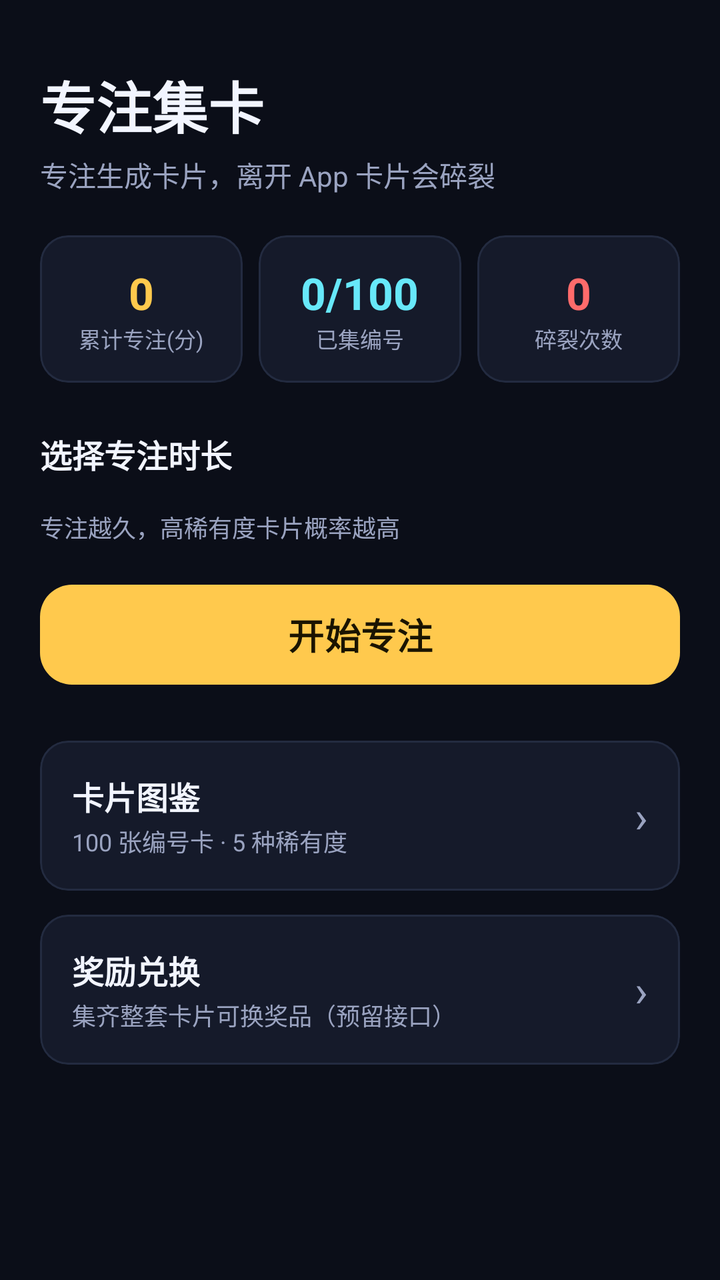
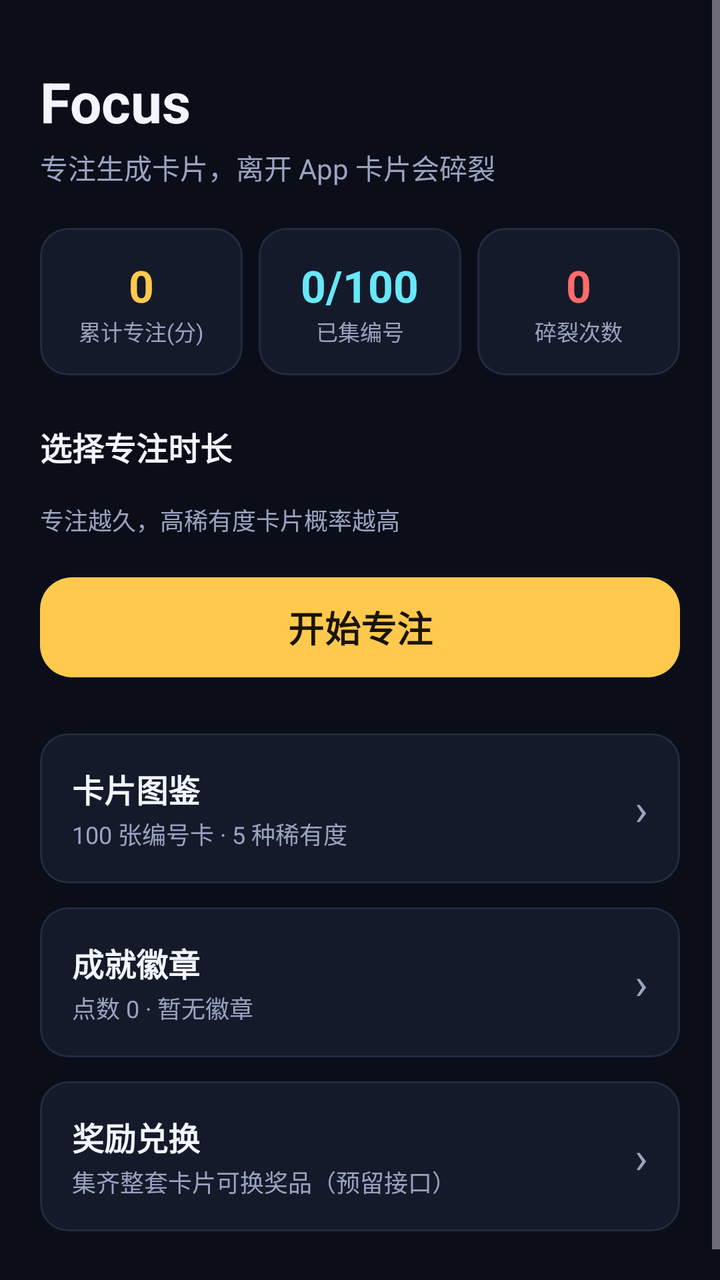

Before-and-after screenshots of an Android layout around one commit, followed by the original layout XML and the change that was made.
<!-- AndroidManifest.xml: application theme Theme.Focus -->
<!-- res/layout/activity_main.xml -->
<?xml version="1.0" encoding="utf-8"?>
<ScrollView xmlns:android="http://schemas.android.com/apk/res/android"
    xmlns:app="http://schemas.android.com/apk/res-auto"
    android:layout_width="match_parent"
    android:layout_height="match_parent"
    android:fillViewport="true"
    android:background="@color/background">

    <LinearLayout
        android:layout_width="match_parent"
        android:layout_height="wrap_content"
        android:orientation="vertical"
        android:padding="20dp">

        <TextView
            android:layout_width="wrap_content"
            android:layout_height="wrap_content"
            android:layout_marginTop="12dp"
            android:text="专注集卡"
            android:textColor="@color/textPrimary"
            android:textSize="28sp"
            android:textStyle="bold" />

        <TextView
            android:layout_width="wrap_content"
            android:layout_height="wrap_content"
            android:layout_marginTop="4dp"
            android:text="专注生成卡片，离开 App 卡片会碎裂"
            android:textColor="@color/textSecondary"
            android:textSize="14sp" />

        
        <LinearLayout
            android:layout_width="match_parent"
            android:layout_height="wrap_content"
            android:layout_marginTop="20dp"
            android:orientation="horizontal">

            <com.google.android.material.card.MaterialCardView
                android:layout_width="0dp"
                android:layout_height="wrap_content"
                android:layout_weight="1"
                android:layout_marginEnd="8dp"
                app:cardBackgroundColor="@color/surface"
                app:cardCornerRadius="14dp"
                app:cardElevation="0dp"
                app:strokeColor="@color/track"
                app:strokeWidth="1dp">

                <LinearLayout
                    android:layout_width="match_parent"
                    android:layout_height="wrap_content"
                    android:gravity="center"
                    android:orientation="vertical"
                    android:padding="14dp">

                    <TextView
                        android:id="@+id/statMinutes"
                        android:layout_width="wrap_content"
                        android:layout_height="wrap_content"
                        android:text="0"
                        android:textColor="@color/primary"
                        android:textSize="22sp"
                        android:textStyle="bold" />

                    <TextView
                        android:layout_width="wrap_content"
                        android:layout_height="wrap_content"
                        android:text="累计专注(分)"
                        android:textColor="@color/textSecondary"
                        android:textSize="11sp" />
                </LinearLayout>
            </com.google.android.material.card.MaterialCardView>

            <com.google.android.material.card.MaterialCardView
                android:layout_width="0dp"
                android:layout_height="wrap_content"
                android:layout_weight="1"
                android:layout_marginEnd="8dp"
                app:cardBackgroundColor="@color/surface"
                app:cardCornerRadius="14dp"
                app:cardElevation="0dp"
                app:strokeColor="@color/track"
                app:strokeWidth="1dp">

                <LinearLayout
                    android:layout_width="match_parent"
                    android:layout_height="wrap_content"
                    android:gravity="center"
                    android:orientation="vertical"
                    android:padding="14dp">

                    <TextView
                        android:id="@+id/statCollected"
                        android:layout_width="wrap_content"
                        android:layout_height="wrap_content"
                        android:text="0/100"
                        android:textColor="@color/secondary"
                        android:textSize="22sp"
                        android:textStyle="bold" />

                    <TextView
                        android:layout_width="wrap_content"
                        android:layout_height="wrap_content"
                        android:text="已集编号"
                        android:textColor="@color/textSecondary"
                        android:textSize="11sp" />
                </LinearLayout>
            </com.google.android.material.card.MaterialCardView>

            <com.google.android.material.card.MaterialCardView
                android:layout_width="0dp"
                android:layout_height="wrap_content"
                android:layout_weight="1"
                app:cardBackgroundColor="@color/surface"
                app:cardCornerRadius="14dp"
                app:cardElevation="0dp"
                app:strokeColor="@color/track"
                app:strokeWidth="1dp">

                <LinearLayout
                    android:layout_width="match_parent"
                    android:layout_height="wrap_content"
                    android:gravity="center"
                    android:orientation="vertical"
                    android:padding="14dp">

                    <TextView
                        android:id="@+id/statCracked"
                        android:layout_width="wrap_content"
                        android:layout_height="wrap_content"
                        android:text="0"
                        android:textColor="@color/danger"
                        android:textSize="22sp"
                        android:textStyle="bold" />

                    <TextView
                        android:layout_width="wrap_content"
                        android:layout_height="wrap_content"
                        android:text="碎裂次数"
                        android:textColor="@color/textSecondary"
                        android:textSize="11sp" />
                </LinearLayout>
            </com.google.android.material.card.MaterialCardView>
        </LinearLayout>

        
        <TextView
            android:layout_width="wrap_content"
            android:layout_height="wrap_content"
            android:layout_marginTop="24dp"
            android:text="选择专注时长"
            android:textColor="@color/textPrimary"
            android:textSize="16sp"
            android:textStyle="bold" />

        <HorizontalScrollView
            android:layout_width="match_parent"
            android:layout_height="wrap_content"
            android:layout_marginTop="10dp"
            android:scrollbars="none">

            <com.google.android.material.chip.ChipGroup
                android:id="@+id/chipGroupDuration"
                android:layout_width="wrap_content"
                android:layout_height="wrap_content"
                app:singleLine="true"
                app:singleSelection="true"
                app:selectionRequired="true" />
        </HorizontalScrollView>

        <TextView
            android:layout_width="wrap_content"
            android:layout_height="wrap_content"
            android:layout_marginTop="6dp"
            android:text="专注越久，高稀有度卡片概率越高"
            android:textColor="@color/textSecondary"
            android:textSize="12sp" />

        <com.google.android.material.button.MaterialButton
            android:id="@+id/btnStart"
            android:layout_width="match_parent"
            android:layout_height="58dp"
            android:layout_marginTop="16dp"
            android:text="开始专注"
            android:textSize="18sp"
            android:textStyle="bold"
            app:cornerRadius="16dp" />

        
        <com.google.android.material.card.MaterialCardView
            android:id="@+id/cardCollection"
            android:layout_width="match_parent"
            android:layout_height="wrap_content"
            android:layout_marginTop="24dp"
            android:foreground="?attr/selectableItemBackground"
            android:clickable="true"
            android:focusable="true"
            app:cardBackgroundColor="@color/surface"
            app:cardCornerRadius="14dp"
            app:cardElevation="0dp"
            app:strokeColor="@color/track"
            app:strokeWidth="1dp">

            <LinearLayout
                android:layout_width="match_parent"
                android:layout_height="wrap_content"
                android:gravity="center_vertical"
                android:orientation="horizontal"
                android:padding="16dp">

                <LinearLayout
                    android:layout_width="0dp"
                    android:layout_height="wrap_content"
                    android:layout_weight="1"
                    android:orientation="vertical">

                    <TextView
                        android:layout_width="wrap_content"
                        android:layout_height="wrap_content"
                        android:text="卡片图鉴"
                        android:textColor="@color/textPrimary"
                        android:textSize="16sp"
                        android:textStyle="bold" />

                    <TextView
                        android:layout_width="wrap_content"
                        android:layout_height="wrap_content"
                        android:layout_marginTop="2dp"
                        android:text="100 张编号卡 · 5 种稀有度"
                        android:textColor="@color/textSecondary"
                        android:textSize="12sp" />
                </LinearLayout>

                <TextView
                    android:layout_width="wrap_content"
                    android:layout_height="wrap_content"
                    android:text="›"
                    android:textColor="@color/textSecondary"
                    android:textSize="22sp" />
            </LinearLayout>
        </com.google.android.material.card.MaterialCardView>

        
        <com.google.android.material.card.MaterialCardView
            android:id="@+id/cardReward"
            android:layout_width="match_parent"
            android:layout_height="wrap_content"
            android:layout_marginTop="12dp"
            android:layout_marginBottom="20dp"
            android:foreground="?attr/selectableItemBackground"
            android:clickable="true"
            android:focusable="true"
            app:cardBackgroundColor="@color/surface"
            app:cardCornerRadius="14dp"
            app:cardElevation="0dp"
            app:strokeColor="@color/track"
            app:strokeWidth="1dp">

            <LinearLayout
                android:layout_width="match_parent"
                android:layout_height="wrap_content"
                android:gravity="center_vertical"
                android:orientation="horizontal"
                android:padding="16dp">

                <LinearLayout
                    android:layout_width="0dp"
                    android:layout_height="wrap_content"
                    android:layout_weight="1"
                    android:orientation="vertical">

                    <TextView
                        android:layout_width="wrap_content"
                        android:layout_height="wrap_content"
                        android:text="奖励兑换"
                        android:textColor="@color/textPrimary"
                        android:textSize="16sp"
                        android:textStyle="bold" />

                    <TextView
                        android:layout_width="wrap_content"
                        android:layout_height="wrap_content"
                        android:layout_marginTop="2dp"
                        android:text="集齐整套卡片可换奖品（预留接口）"
                        android:textColor="@color/textSecondary"
                        android:textSize="12sp" />
                </LinearLayout>

                <TextView
                    android:layout_width="wrap_content"
                    android:layout_height="wrap_content"
                    android:text="›"
                    android:textColor="@color/textSecondary"
                    android:textSize="22sp" />
            </LinearLayout>
        </com.google.android.material.card.MaterialCardView>

    </LinearLayout>
</ScrollView>
<!-- resources referenced by this layout -->
<resources>
  <color name="background">#0B0E18</color>
  <color name="danger">#FF6B6B</color>
  <color name="primary">#FFC94D</color>
  <color name="secondary">#67E8F9</color>
  <color name="surface">#151A2A</color>
  <color name="textPrimary">#F2F5FF</color>
  <color name="textSecondary">#9AA3C0</color>
  <color name="track">#232B40</color>
  <style name="Theme.Focus" parent="Theme.Material3.Dark.NoActionBar">
          <item name="colorPrimary">@color/primary</item>
          <item name="colorOnPrimary">@color/onPrimary</item>
          <item name="colorSecondary">@color/secondary</item>
          <item name="android:colorBackground">@color/background</item>
          <item name="colorSurface">@color/surface</item>
          <item name="colorOnSurface">@color/textPrimary</item>
          <item name="android:statusBarColor">@color/background</item>
          <item name="android:navigationBarColor">@color/background</item>
      </style>
  <color name="onPrimary">#1A1400</color>
</resources>

<!-- the commit's change to res/layout/activity_main.xml (unified diff, before → after) -->
@@ -12,14 +12,31 @@
         android:orientation="vertical"
         android:padding="20dp">
 
-        <TextView
+        <LinearLayout
             android:layout_width="wrap_content"
             android:layout_height="wrap_content"
             android:layout_marginTop="12dp"
-            android:text="专注集卡"
-            android:textColor="@color/textPrimary"
-            android:textSize="28sp"
-            android:textStyle="bold" />
+            android:gravity="center_vertical"
+            android:orientation="horizontal">
+
+            <TextView
+                android:layout_width="wrap_content"
+                android:layout_height="wrap_content"
+                android:text="Focus"
+                android:textColor="@color/textPrimary"
+                android:textSize="28sp"
+                android:textStyle="bold" />
+
+            
+            <ImageView
+                android:id="@+id/imgBadge"
+                android:layout_width="26dp"
+                android:layout_height="26dp"
+                android:layout_marginStart="10dp"
+                android:contentDescription="佩戴的徽章"
+                android:src="@drawable/ic_badge"
+                android:visibility="gone" />
+        </LinearLayout>
 
         <TextView
             android:layout_width="wrap_content"
@@ -228,6 +245,61 @@
                         android:layout_height="wrap_content"
                         android:layout_marginTop="2dp"
                         android:text="100 张编号卡 · 5 种稀有度"
+                        android:textColor="@color/textSecondary"
+                        android:textSize="12sp" />
+                </LinearLayout>
+
+                <TextView
+                    android:layout_width="wrap_content"
+                    android:layout_height="wrap_content"
+                    android:text="›"
+                    android:textColor="@color/textSecondary"
+                    android:textSize="22sp" />
+            </LinearLayout>
+        </com.google.android.material.card.MaterialCardView>
+
+        
+        <com.google.android.material.card.MaterialCardView
+            android:id="@+id/cardAchievements"
+            android:layout_width="match_parent"
+            android:layout_height="wrap_content"
+            android:layout_marginTop="12dp"
+            android:clickable="true"
+            android:focusable="true"
+            android:foreground="?attr/selectableItemBackground"
+            app:cardBackgroundColor="@color/surface"
+            app:cardCornerRadius="14dp"
+            app:cardElevation="0dp"
+            app:strokeColor="@color/track"
+            app:strokeWidth="1dp">
+
+            <LinearLayout
+                android:layout_width="match_parent"
+                android:layout_height="wrap_content"
+                android:gravity="center_vertical"
+                android:orientation="horizontal"
+                android:padding="16dp">
+
+                <LinearLayout
+                    android:layout_width="0dp"
+                    android:layout_height="wrap_content"
+                    android:layout_weight="1"
+                    android:orientation="vertical">
+
+                    <TextView
+                        android:layout_width="wrap_content"
+                        android:layout_height="wrap_content"
+                        android:text="成就徽章"
+                        android:textColor="@color/textPrimary"
+                        android:textSize="16sp"
+                        android:textStyle="bold" />
+
+                    <TextView
+                        android:id="@+id/textAchievementsSub"
+                        android:layout_width="wrap_content"
+                        android:layout_height="wrap_content"
+                        android:layout_marginTop="2dp"
+                        android:text="点数 0 · 暂无徽章"
                         android:textColor="@color/textSecondary"
                         android:textSize="12sp" />
                 </LinearLayout>
<!-- resource entries referenced after the edit -->
@@ -8,6 +8,19 @@
   <color name="textPrimary">#F2F5FF</color>
   <color name="textSecondary">#9AA3C0</color>
   <color name="track">#232B40</color>
+  <!-- drawable ic_badge (drawable) -->
+  <?xml version="1.0" encoding="utf-8"?>
+  <vector xmlns:android="http://schemas.android.com/apk/res/android"
+      android:width="24dp"
+      android:height="24dp"
+      android:viewportWidth="24"
+      android:viewportHeight="24">
+  
+      
+      <path
+          android:fillColor="#FFFFFF"
+          android:pathData="M12,2 L20,5 V11 C20,16.5 16.6,20.4 12,22 C7.4,20.4 4,16.5 4,11 V5 Z" />
+  </vector>
   <style name="Theme.Focus" parent="Theme.Material3.Dark.NoActionBar">
           <item name="colorPrimary">@color/primary</item>
           <item name="colorOnPrimary">@color/onPrimary</item>
